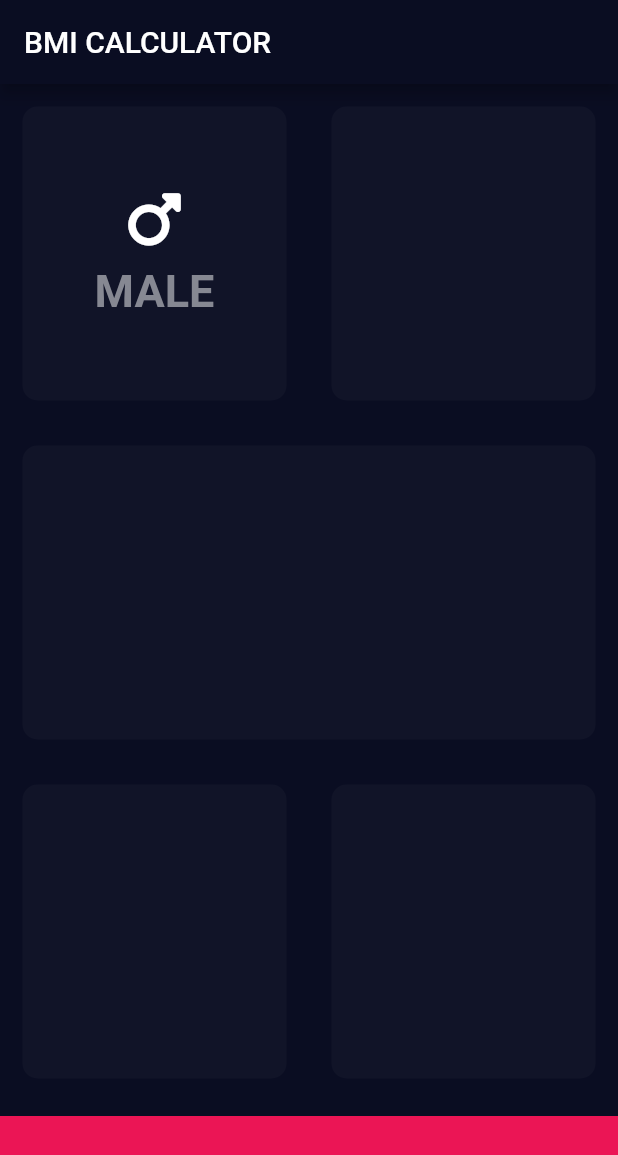
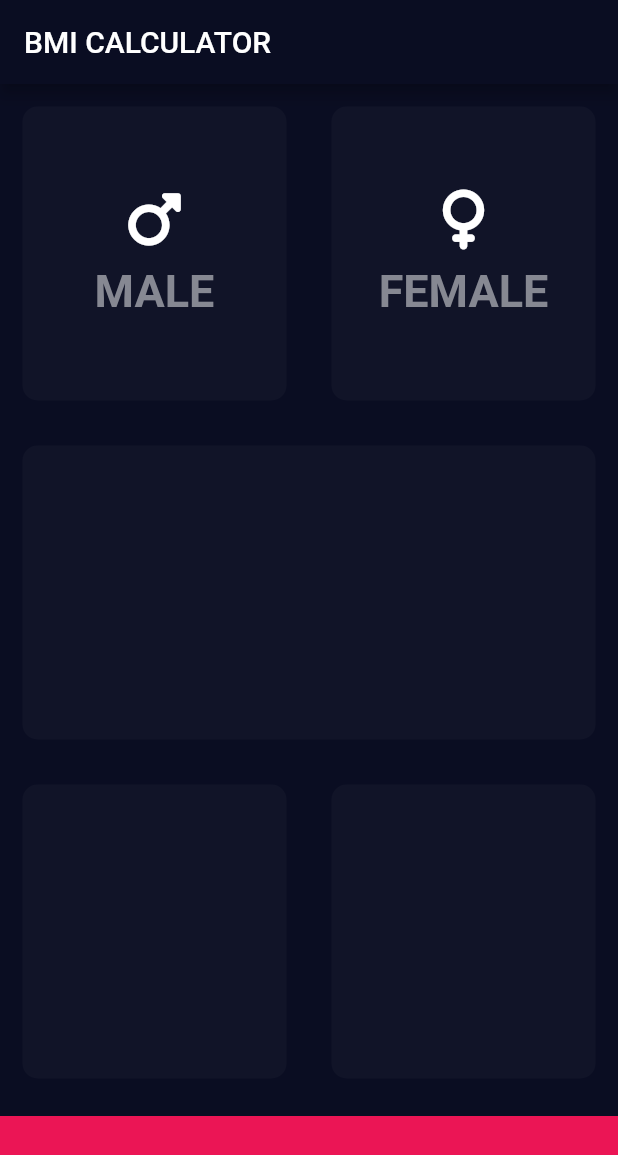
Before and after one commit to HeratUni-CS/bmi-calculator-aliahmad98318, a Flutter app: the screen it shows after launch, on a phone screen of 412 x 824 dp. Shown: the top 1155 px of the screen. Run offline on Flutter 3.47's test engine with Material 2 defaults, Android fonts, the phone set to English and light mode, and no system bars; our stand-ins replace font_awesome_flutter.

Commit message:
I have created another container by the name of Female

```diff
--- a/lib/input_page.dart
+++ b/lib/input_page.dart
@@ -23,28 +23,14 @@ class _InputPageState extends State<InputPage> {
             children: [
               ReusableWidget(
                 color: activeCartColor,
-                child: Column(
-                  mainAxisAlignment:MainAxisAlignment.center,
-                  children: [
-                    Icon(
-                      FontAwesomeIcons.mars,
-                      size: 40,
-                    ),
-                    SizedBox(
-                      height: 10,
-                    ),
-                    Text(
-                      'MALE',
-                      style: TextStyle(
-                          fontSize: 30,
-                          color: Color(0xFF868892),
-                          fontWeight: FontWeight.bold),
-                    ),
-                  ],
+                child: IconContent(
+                  icanData: FontAwesomeIcons.mars,
+                  label: 'MALE',
                 ),
               ),
               ReusableWidget(
                 color: activeCartColor,
+                child: IconContent(icanData: FontAwesomeIcons.venus,label: 'FEMALE',),
               ),
             ],
           )),
@@ -73,6 +59,34 @@ class _InputPageState extends State<InputPage> {
   }
 }
 
+class IconContent extends StatelessWidget {
+  final IconData icanData;
+  final String label;
+  IconContent({required this.icanData, required this.label});
+  @override
+  Widget build(BuildContext context) {
+    return Column(
+      mainAxisAlignment: MainAxisAlignment.center,
+      children: [
+        Icon(
+          icanData,
+          size: 40,
+        ),
+        SizedBox(
+          height: 10,
+        ),
+        Text(
+          label,
+          style: TextStyle(
+              fontSize: 30,
+              color: Color(0xFF868892),
+              fontWeight: FontWeight.bold),
+        ),
+      ],
+    );
+  }
+}
+
 class ReusableWidget extends StatelessWidget {
   ReusableWidget({required this.color, this.child});
   final Color color;
```
